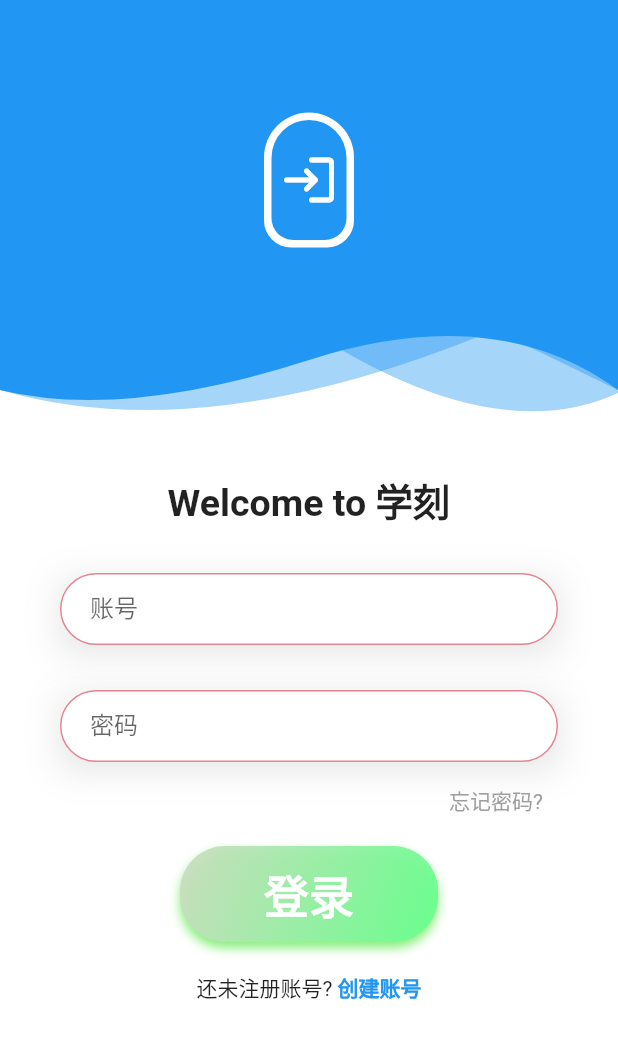
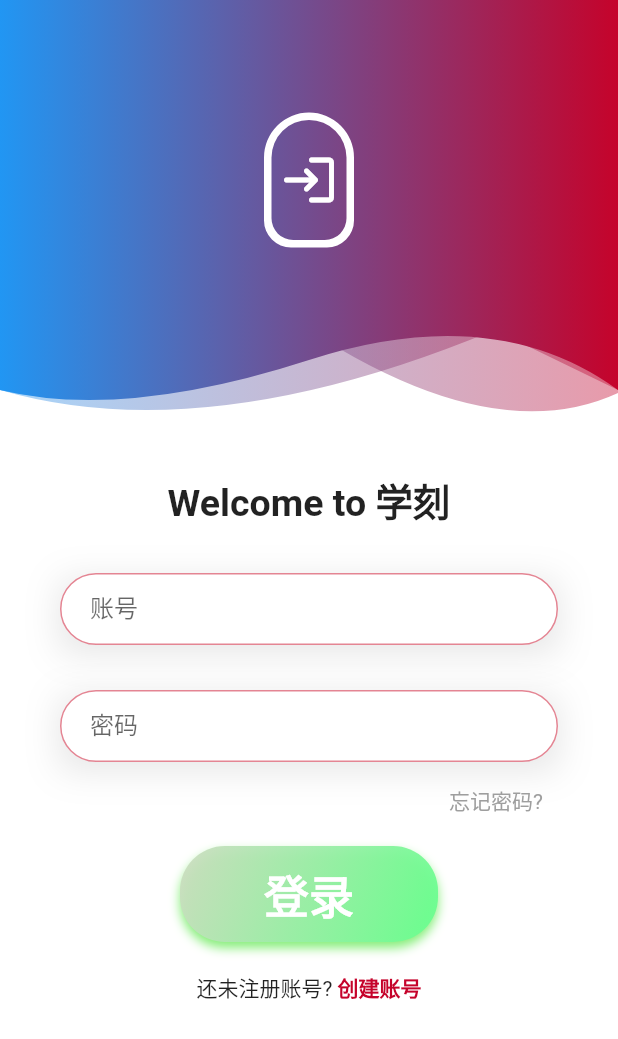
Before and after one commit to RaspberryCoke/XueKe, a Flutter app: the screen it shows after launch, on a phone screen of 412 x 824 dp. Shown: the top 1039 px of the screen. Run offline on Flutter 3.47's test engine with Material 2 defaults, Android fonts, the phone set to English and light mode, and no system bars; our stand-ins replace circular_countdown_timer, flutter_easyloading, font_awesome_flutter, hexcolor, otp_text_field, shared_preferences and 1 more; missing offline and left inert: audioplayers_web, shared_preferences_web.

```diff
--- a/lib/main.dart
+++ b/lib/main.dart
@@ -66,6 +66,7 @@ class _MyAppState extends State<MyApp> {
         ChangeNotifierProvider<MainLogic>(create: (_) => MainLogic.instance),
       ],
       child: MaterialApp(
+        theme: _buildShrineTheme(),
         builder: EasyLoading.init(),
         debugShowCheckedModeBanner: false,
         localizationsDelegates: [
--- a/lib/page/home_page.dart
+++ b/lib/page/home_page.dart
@@ -1,7 +1,9 @@
 import 'package:app_entrance/page/data_page.dart';
 import 'package:flutter/material.dart';
 import 'package:app_entrance/page/table_events_page.dart';
-import 'package:app_entrance/page/lockscreen_page.dart';
+//import 'package:app_entrance/page/lock_page/expands/lock_page.dart';
+
+import 'lock_page/lock_page.dart';
 class HomePage extends StatefulWidget{
   const HomePage({super.key});
 
```
